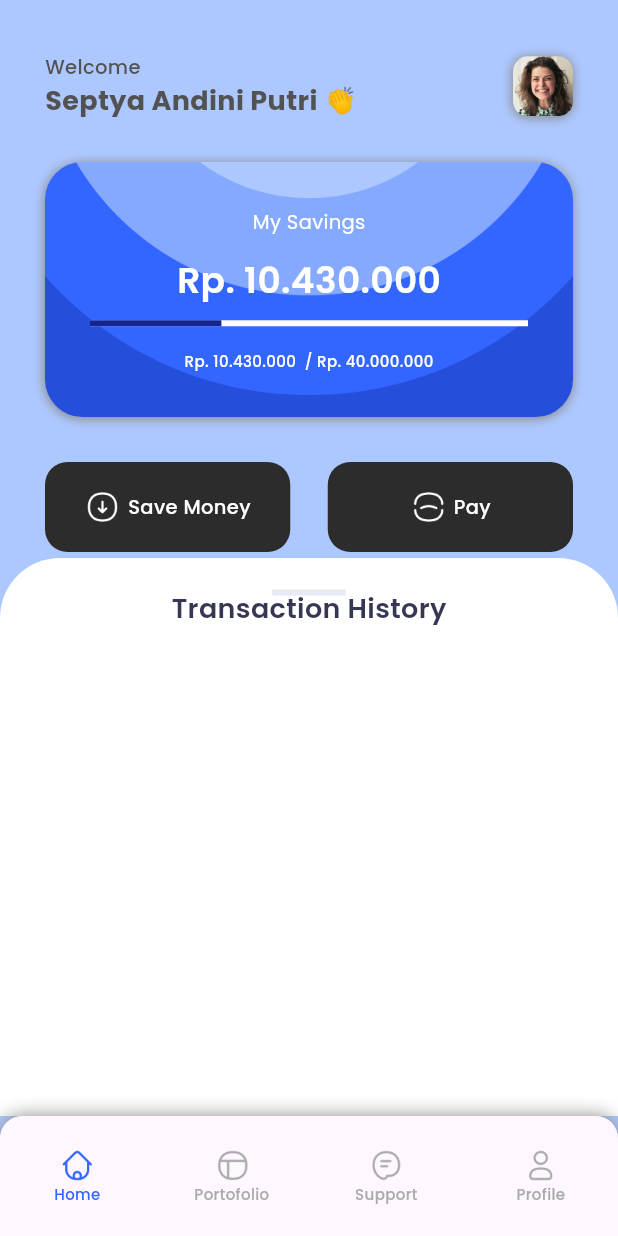
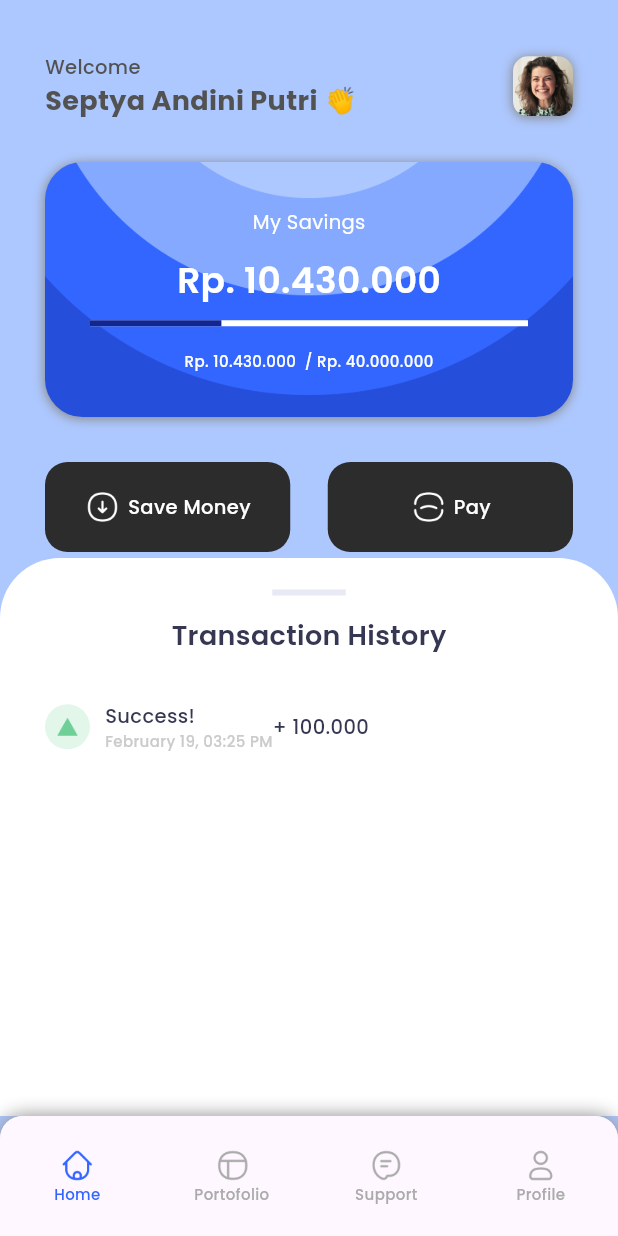
Before and after one commit to septyaanp/21102177_TI3_ppb2234-2coba, a Flutter app: the MainPage screen opened by its route, on a phone screen of 412 x 824 dp. Run offline on Flutter 3.47's test engine with Material 3 defaults, Android fonts, the phone set to English and light mode, and no system bars; drawn by our look-alikes of percent_indicator; our stand-ins replace bloc, equatable, flutter_bloc, google_fonts.

Commit message:
update home_page.dart

```diff
--- a/saving_app_prak6/lib/pages/home/home_page.dart
+++ b/saving_app_prak6/lib/pages/home/home_page.dart
@@ -146,6 +146,7 @@ class HomePage extends StatelessWidget {
                   child: Stack(
                     children: [
                       Container(
+                        margin: EdgeInsets.only(top: 14 + 4),
                         child: SingleChildScrollView(
                           controller: scrollController,
                           child: Column(
@@ -158,7 +159,11 @@ class HomePage extends StatelessWidget {
                                     fontWeight: FontWeight.w600,
                                   ),
                                 ),
-                              )
+                              ),
+                              SizedBox(
+                                height: 31,
+                              ),
+                              _transactionList()
                             ],
                           ),
                         ),
@@ -179,6 +184,44 @@ class HomePage extends StatelessWidget {
           ],
         ),
       ),
+    );
+  }
+
+  Widget _transactionList() {
+    return Row(
+      children: [
+        SizedBox(
+          height: 30,
+          width: 30,
+          child: CircleAvatar(
+            backgroundColor: kTreeGreen.withOpacity(0.2),
+            child: Image(
+              image: AssetImage('assets/icons/triangle-up.png'),
+              width: 14,
+            ),
+          ),
+        ),
+        SizedBox(
+          width: 10,
+        ),
+        Column(
+          crossAxisAlignment: CrossAxisAlignment.start,
+          children: [
+            Text(
+              'Success!',
+              style: kBody1.copyWith(color: kLuckyBlue),
+            ),
+            Text(
+              'February 19, 03:25 PM',
+              style: kCaption.copyWith(color: kLightGray),
+            ),
+          ],
+        ),
+        Text(
+          '+ 100.000',
+          style: kBody1.copyWith(color: kLuckyBlue),
+        )
+      ],
     );
   }
 
```
